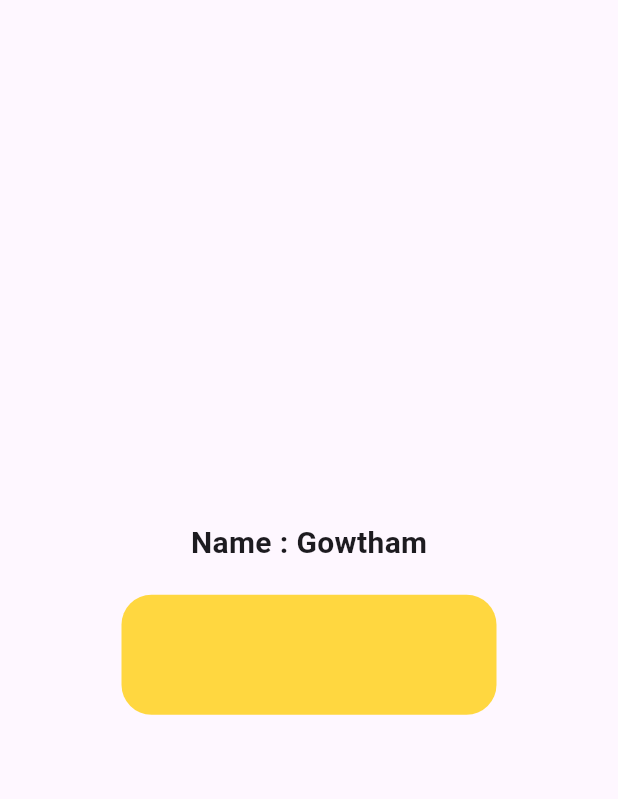
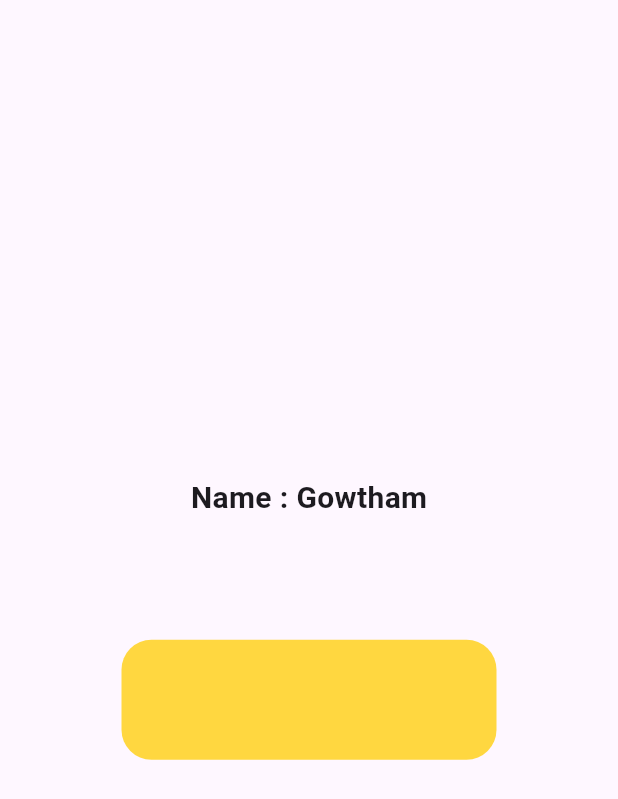
Before and after one commit to proplus-Task/first_repo_task_1, a Flutter app: the screen it shows after launch, on a phone screen of 412 x 824 dp. Shown: the top 799 px of the screen. Run offline on Flutter 3.47's test engine with Material 3 defaults, Android fonts, the phone set to English and light mode, and no system bars; our stand-ins replace flutter_screenutil, fluttericon, google_fonts.

Commit message:
fourth commit

```diff
--- a/lib/main.dart
+++ b/lib/main.dart
@@ -4,6 +4,8 @@ import 'package:provider/provider.dart';
 import 'package:provider_example_prj/provider_page/home_provide_page.dart';
 import 'package:provider_example_prj/provider_page/login_provider.dart';
 import 'package:provider_example_prj/routes/app_routes.dart';
+
+/// Gowtham MK
 
 
 // final GlobalKey<NavigatorState> navigatorKey = new GlobalKey<NavigatorState>();
@@ -40,7 +42,7 @@ class MyApp extends StatelessWidget {
         ChangeNotifierProvider(create: (context) => LoginProvider()),
       ],
       child: MaterialApp(
-        title: 'Provider Demo',
+        title: 'Gowtham MK',
         theme: ThemeData(
           // This is the theme of your application.
           //
--- a/lib/screen/home_screen.dart
+++ b/lib/screen/home_screen.dart
@@ -37,6 +37,23 @@ class _HomeScreenState extends State<HomeScreen> {
             height: 20,
           ),
 
+
+SizedBox(
+            height: 20,
+          ),
+
+
+          SizedBox(
+            height: 20,
+          ),
+
+
+          SizedBox(
+            height: 20,
+          ),
+
+
+
           Consumer<Homeproviderpage>(
             builder: (context,prvd,child) {
               return GestureDetector(
```
